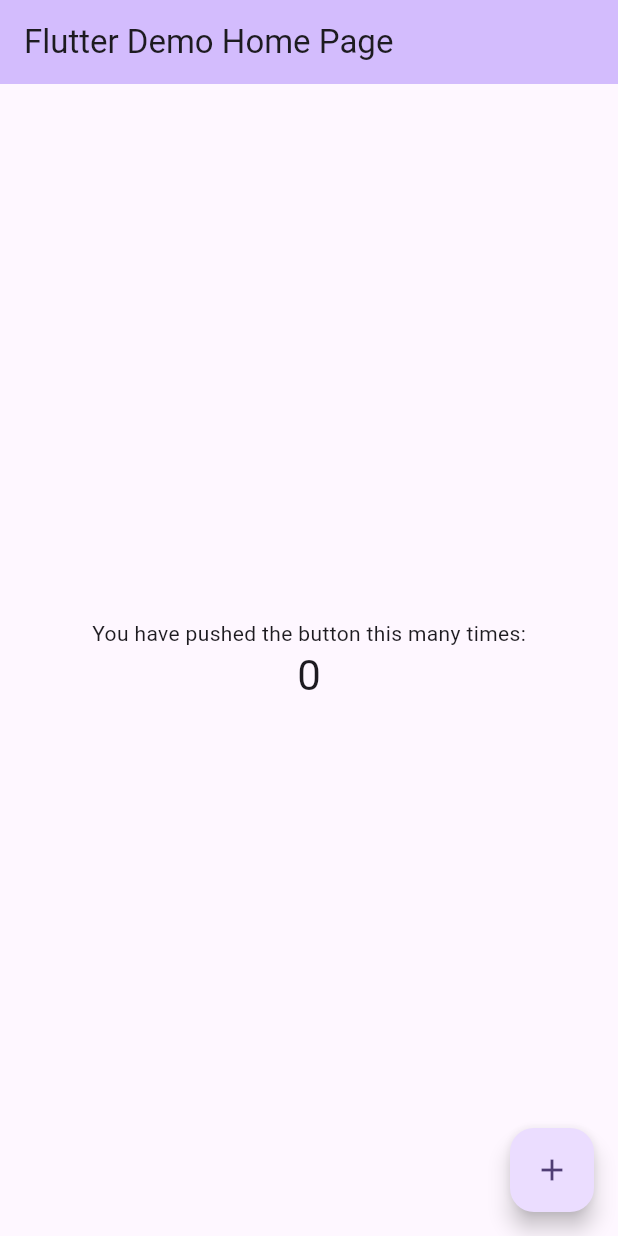
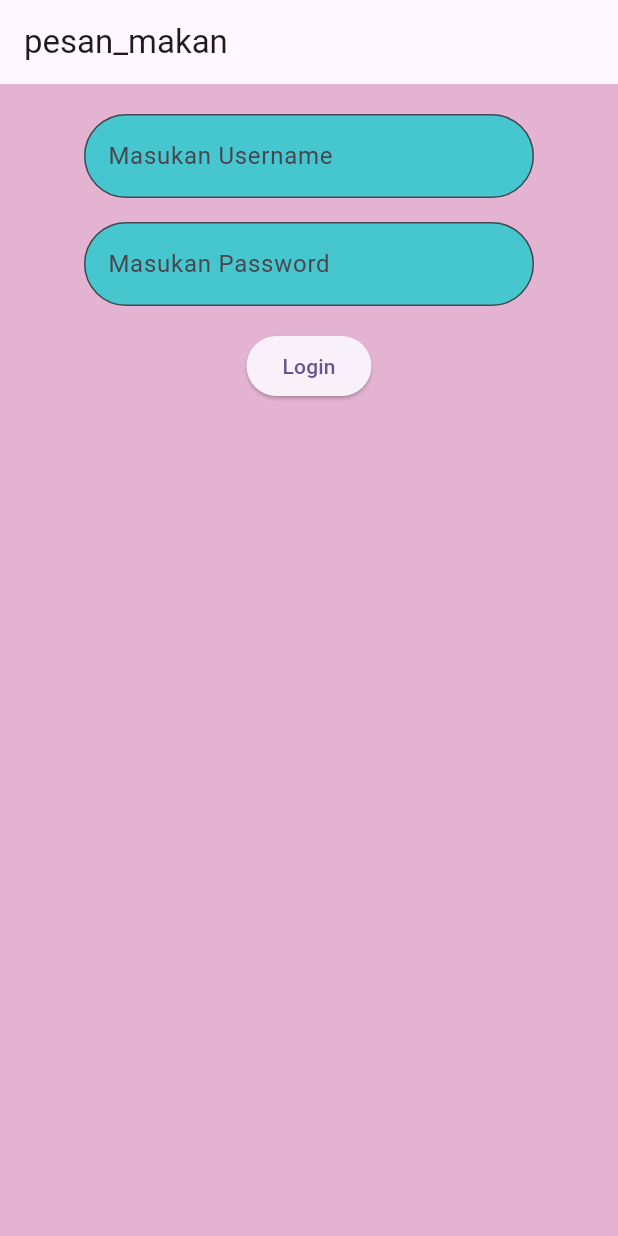
Before and after one commit to uchtysari/pesan_makan, a Flutter app: the screen it shows after launch, on a phone screen of 412 x 824 dp. Run offline on Flutter 3.47's test engine with Material 3 defaults, Android fonts, the phone set to English and light mode, and no system bars.

Commit message:
add flutter projek

```diff
--- /dev/null
+++ b/lib/login.dart
@@ -0,0 +1,101 @@
+import 'package:flutter/material.dart';
+import 'myhomepage.dart'; // Mengimpor file halaman utama agar bisa berpindah halaman
+
+class LoginPage extends StatefulWidget {
+  const LoginPage({super.key});
+
+  @override
+  State<LoginPage> createState() => _LoginPageState();
+}
+
+class _LoginPageState extends State<LoginPage> {
+  // Variabel controller untuk menyimpan dan mengambil teks yang diketik pengguna
+  TextEditingController inputUsername = TextEditingController();
+  TextEditingController inputPassword = TextEditingController();
+
+  @override
+  Widget build(BuildContext context) {
+    return Scaffold(
+      appBar: AppBar(
+        title: const Text("pesan_makan"), // Judul di bagian atas aplikasi
+      ),
+      backgroundColor: const Color.fromARGB(
+        169,
+        215,
+        141,
+        187,
+      ), // Warna latar belakang layar
+      body: Column(
+        children: [
+          const SizedBox(height: 20), // Memberi jarak kosong dari atas layar
+          // Input Field 1: Username
+          Center(
+            child: SizedBox(
+              width: 300, // Mengatur lebar kolom input
+              child: TextFormField(
+                controller:
+                    inputUsername, // Menghubungkan kolom dengan variabel inputUsername
+                decoration: const InputDecoration(
+                  fillColor: Color.fromARGB(
+                    255,
+                    70,
+                    198,
+                    207,
+                  ), // Warna dalam kolom input
+                  hintText: 'Masukan Username', // Teks petunjuk sebelum diisi
+                  filled: true, // Mengaktifkan warna background pada kolom
+                  border: OutlineInputBorder(
+                    borderRadius: BorderRadius.all(
+                      Radius.circular(40),
+                    ), // Membuat sudut kolom melengkung
+                  ),
+                ),
+              ),
+            ),
+          ),
+
+          const SizedBox(
+            height: 16,
+          ), // Jarak antara input username dan password
+          // Input Field 2: Password
+          Center(
+            child: SizedBox(
+              width: 300,
+              child: TextFormField(
+                controller:
+                    inputPassword, // Menghubungkan kolom dengan variabel inputPassword
+                obscureText:
+                    true, // Menyembunyikan ketikan teks menjadi titik-titik (khusus password)
+                decoration: const InputDecoration(
+                  fillColor: Color.fromARGB(255, 70, 198, 207),
+                  hintText: 'Masukan Password',
+                  filled: true,
+                  border: OutlineInputBorder(
+                    borderRadius: BorderRadius.all(Radius.circular(40)),
+                  ),
+                ),
+              ),
+            ),
+          ),
+
+          const SizedBox(height: 16), // Jarak antara input password dan tombol
+          // Tombol Login
+          ElevatedButton(
+            child: const Text("Login"),
+            onPressed: () {
+              // Menampilkan isi teks username dan password ke terminal (console)
+              print(inputUsername.text);
+              print(inputPassword.text);
+
+              // Fungsi untuk berpindah dari layar Login ke layar MyHomePage
+              Navigator.push(
+                context,
+                MaterialPageRoute(builder: (context) => const MyHomePage()),
+              );
+            },
+          ),
+        ],
+      ),
+    );
+  }
+}
--- a/lib/main.dart
+++ b/lib/main.dart
@@ -1,122 +1,30 @@
 import 'package:flutter/material.dart';
+// Impor kedua file halaman agar main.dart mengenali semuanya
+import 'package:pesan_makan/login.dart';
+import 'package:pesan_makan/myhomepage.dart';
 
+// Fungsi utama yang pertama kali dijalankan saat aplikasi Flutter dibuka
 void main() {
   runApp(const MyApp());
 }
 
+// Widget utama yang mengatur tema dan alur (routing) aplikasi
 class MyApp extends StatelessWidget {
   const MyApp({super.key});
 
-  // This widget is the root of your application.
   @override
   Widget build(BuildContext context) {
     return MaterialApp(
-      title: 'Flutter Demo',
+      debugShowCheckedModeBanner:
+          false, // Menghilangkan pita "DEBUG" di pojok kanan atas layar
+      title: 'Aplikasi Pesan Makan', // Judul nama aplikasi
       theme: ThemeData(
-        // This is the theme of your application.
-        //
-        // TRY THIS: Try running your application with "flutter run". You'll see
-        // the application has a purple toolbar. Then, without quitting the app,
-        // try changing the seedColor in the colorScheme below to Colors.green
-        // and then invoke "hot reload" (save your changes or press the "hot
-        // reload" button in a Flutter-supported IDE, or press "r" if you used
-        // the command line to start the app).
-        //
-        // Notice that the counter didn't reset back to zero; the application
-        // state is not lost during the reload. To reset the state, use hot
-        // restart instead.
-        //
-        // This works for code too, not just values: Most code changes can be
-        // tested with just a hot reload.
-        colorScheme: .fromSeed(seedColor: Colors.deepPurple),
+        // Mengatur skema warna dasar aplikasi
+        colorScheme: ColorScheme.fromSeed(seedColor: Colors.deepPurple),
+        useMaterial3: true, // Mengaktifkan desain Material 3 terbaru
       ),
-      home: const MyHomePage(title: 'Flutter Demo Home Page'),
+      // Menentukan halaman pertama yang muncul saat aplikasi dinyalakan
+      home: const LoginPage(),
     );
   }
 }
-
-class MyHomePage extends StatefulWidget {
-  const MyHomePage({super.key, required this.title});
-
-  // This widget is the home page of your application. It is stateful, meaning
-  // that it has a State object (defined below) that contains fields that affect
-  // how it looks.
-
-  // This class is the configuration for the state. It holds the values (in this
-  // case the title) provided by the parent (in this case the App widget) and
-  // used by the build method of the State. Fields in a Widget subclass are
-  // always marked "final".
-
-  final String title;
-
-  @override
-  State<MyHomePage> createState() => _MyHomePageState();
-}
-
-class _MyHomePageState extends State<MyHomePage> {
-  int _counter = 0;
-
-  void _incrementCounter() {
-    setState(() {
-      // This call to setState tells the Flutter framework that something has
-      // changed in this State, which causes it to rerun the build method below
-      // so that the display can reflect the updated values. If we changed
-      // _counter without calling setState(), then the build method would not be
-      // called again, and so nothing would appear to happen.
-      _counter++;
-    });
-  }
-
-  @override
-  Widget build(BuildContext context) {
-    // This method is rerun every time setState is called, for instance as done
-    // by the _incrementCounter method above.
-    //
-    // The Flutter framework has been optimized to make rerunning build methods
-    // fast, so that you can just rebuild anything that needs updating rather
-    // than having to individually change instances of widgets.
-    return Scaffold(
-      appBar: AppBar(
-        // TRY THIS: Try changing the color here to a specific color (to
-        // Colors.amber, perhaps?) and trigger a hot reload to see the AppBar
-        // change color while the other colors stay the same.
-        backgroundColor: Theme.of(context).colorScheme.inversePrimary,
-        // Here we take the value from the MyHomePage object that was created by
-        // the App.build method, and use it to set our appbar title.
-        title: Text(widget.title),
-      ),
-      body: Center(
-        // Center is a layout widget. It takes a single child and positions it
-        // in the middle of the parent.
-        child: Column(
-          // Column is also a layout widget. It takes a list of children and
-          // arranges them vertically. By default, it sizes itself to fit its
-          // children horizontally, and tries to be as tall as its parent.
-          //
-          // Column has various properties to control how it sizes itself and
-          // how it positions its children. Here we use mainAxisAlignment to
-          // center the children vertically; the main axis here is the vertical
-          // axis because Columns are vertical (the cross axis would be
-          // horizontal).
-          //
-          // TRY THIS: Invoke "debug painting" (choose the "Toggle Debug Paint"
-          // action in the IDE, or press "p" in the console), to see the
-          // wireframe for each widget.
-          mainAxisAlignment: .center,
-          children: [
-            const Text('You have pushed the button this many times:'),
-            Text(
-              '$_counter',
-              style: Theme.of(context).textTheme.headlineMedium,
-            ),
-          ],
-        ),
-      ),
-      floatingActionButton: FloatingActionButton(
-        onPressed: _incrementCounter,
-        tooltip: 'Increment',
-        child: const Icon(Icons.add),
-      ),
-    );
-  }
-}
```
Also changed, not shown: lib/myhomepage.dart (added, +56 -0 lines).
